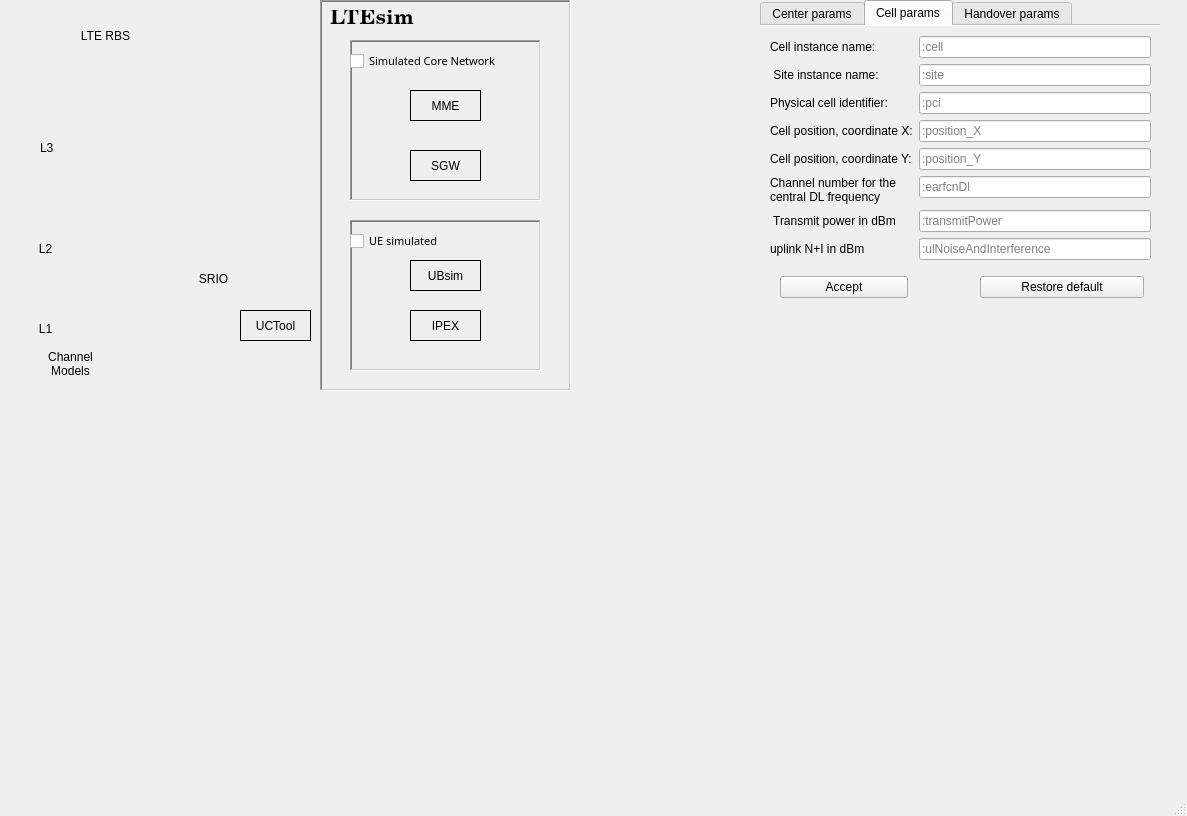
Qt form LTEsimGeneratorGUI/Maps/Parameters/MapWindow/newmapwindow.ui (moniss23/junit4) before a commit.
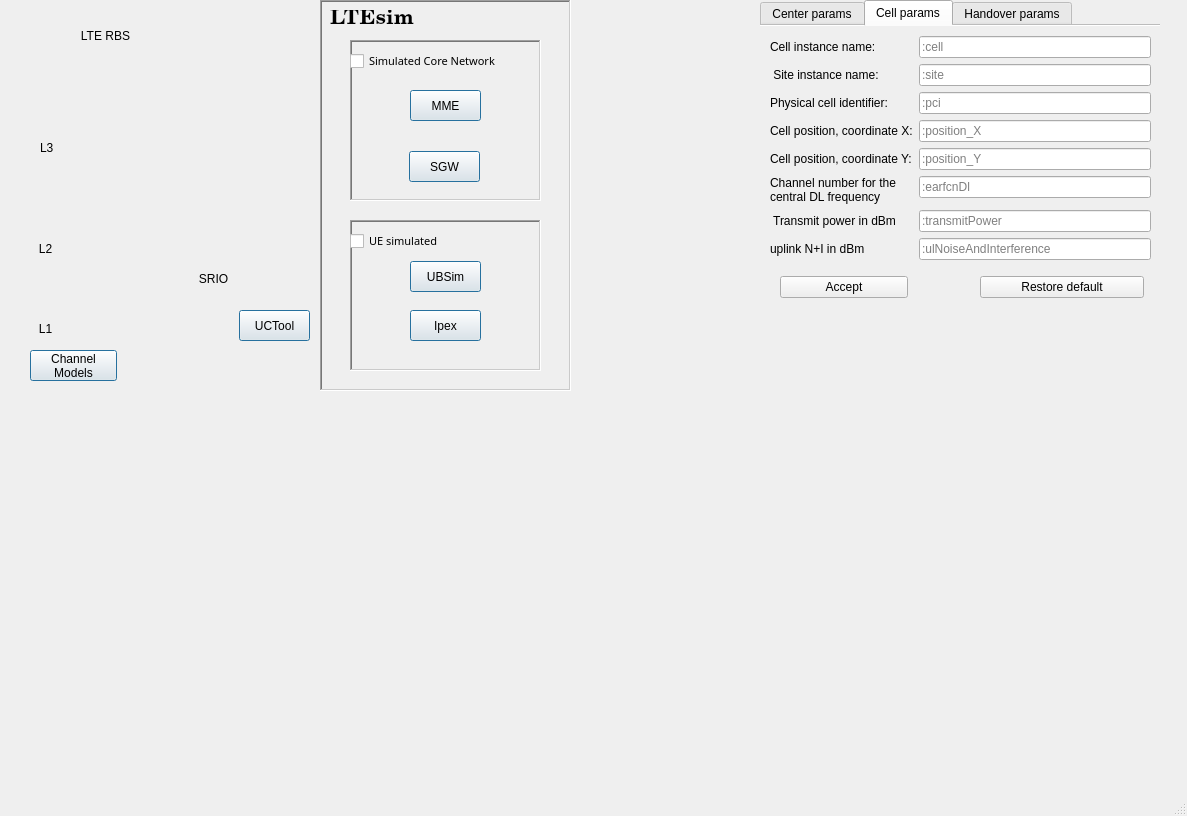
The same form after that commit. Icons and pictures are not drawn. Custom widgets are drawn as their Qt base class.

Commit message: Created signals&slots communication in NewMapWindow. There are spawning IpexForms, UCToolForms etc. on click.

```diff
--- a/LTEsimGeneratorGUI/Maps/Parameters/MapWindow/newmapwindow.ui
+++ b/LTEsimGeneratorGUI/Maps/Parameters/MapWindow/newmapwindow.ui
@@ -101,10 +101,27 @@
       <property name="frameShadow">
        <enum>QFrame::Sunken</enum>
       </property>
-      <widget class="my_qlabel" name="mmeLabel">
-       <property name="enabled">
-        <bool>true</bool>
+      <widget class="QCheckBox" name="coreNetworkCheckbox">
+       <property name="geometry">
+        <rect>
+         <x>0</x>
+         <y>10</y>
+         <width>191</width>
+         <height>22</height>
+        </rect>
        </property>
+       <property name="font">
+        <font>
+         <family>Tibetan Machine Uni</family>
+         <pointsize>8</pointsize>
+         <underline>false</underline>
+        </font>
+       </property>
+       <property name="text">
+        <string>Simulated Core Network</string>
+       </property>
+      </widget>
+      <widget class="QPushButton" name="mmeButton">
        <property name="geometry">
         <rect>
          <x>60</x>
@@ -113,56 +130,17 @@
          <height>31</height>
         </rect>
        </property>
-       <property name="frameShape">
-        <enum>QFrame::Box</enum>
-       </property>
-       <property name="frameShadow">
-        <enum>QFrame::Plain</enum>
+       <property name="styleSheet">
+        <string notr="true">border-color: rgb(0, 0, 0);</string>
        </property>
        <property name="text">
         <string>MME</string>
        </property>
-       <property name="alignment">
-        <set>Qt::AlignCenter</set>
+       <property name="default">
+        <bool>true</bool>
        </property>
-      </widget>
-      <widget class="my_qlabel" name="sgwLabel">
-       <property name="geometry">
-        <rect>
-         <x>60</x>
-         <y>110</y>
-         <width>71</width>
-         <height>31</height>
-        </rect>
-       </property>
-       <property name="frameShape">
-        <enum>QFrame::Box</enum>
-       </property>
-       <property name="text">
-        <string>SGW</string>
-       </property>
-       <property name="alignment">
-        <set>Qt::AlignCenter</set>
-       </property>
-      </widget>
-      <widget class="QCheckBox" name="SimulatedCoreNetworkLabel">
-       <property name="geometry">
-        <rect>
-         <x>0</x>
-         <y>10</y>
-         <width>191</width>
-         <height>22</height>
-        </rect>
-       </property>
-       <property name="font">
-        <font>
-         <family>Tibetan Machine Uni</family>
-         <pointsize>8</pointsize>
-         <underline>false</underline>
-        </font>
-       </property>
-       <property name="text">
-        <string>Simulated Core Network</string>
+       <property name="flat">
+        <bool>false</bool>
        </property>
       </widget>
      </widget>
@@ -205,48 +183,7 @@
       <property name="frameShadow">
        <enum>QFrame::Sunken</enum>
       </property>
-      <widget class="my_qlabel" name="ubSimLabel">
-       <property name="enabled">
-        <bool>true</bool>
-       </property>
-       <property name="geometry">
-        <rect>
-         <x>60</x>
-         <y>40</y>
-         <width>71</width>
-         <height>31</height>
-        </rect>
-       </property>
-       <property name="frameShape">
-        <enum>QFrame::Box</enum>
-       </property>
-       <property name="text">
-        <string>UBsim</string>
-       </property>
-       <property name="alignment">
-        <set>Qt::AlignCenter</set>
-       </property>
-      </widget>
-      <widget class="my_qlabel" name="ipexLabel">
-       <property name="geometry">
-        <rect>
-         <x>60</x>
-         <y>90</y>
-         <width>71</width>
-         <height>31</height>
-        </rect>
-       </property>
-       <property name="frameShape">
-        <enum>QFrame::Box</enum>
-       </property>
-       <property name="text">
-        <string>IPEX</string>
-       </property>
-       <property name="alignment">
-        <set>Qt::AlignCenter</set>
-       </property>
-      </widget>
-      <widget class="QCheckBox" name="ueSimuletedCheckbox">
+      <widget class="QCheckBox" name="ueCheckbox">
        <property name="geometry">
         <rect>
          <x>0</x>
@@ -285,6 +222,38 @@
         <bool>true</bool>
        </property>
       </widget>
+      <widget class="QPushButton" name="ipexButton">
+       <property name="geometry">
+        <rect>
+         <x>60</x>
+         <y>90</y>
+         <width>71</width>
+         <height>31</height>
+        </rect>
+       </property>
+       <property name="text">
+        <string>Ipex</string>
+       </property>
+       <property name="default">
+        <bool>true</bool>
+       </property>
+      </widget>
+      <widget class="QPushButton" name="ubSimButton">
+       <property name="geometry">
+        <rect>
+         <x>60</x>
+         <y>41</y>
+         <width>71</width>
+         <height>31</height>
+        </rect>
+       </property>
+       <property name="text">
+        <string>UBSim</string>
+       </property>
+       <property name="default">
+        <bool>true</bool>
+       </property>
+      </widget>
      </widget>
     </widget>
     <widget class="QLabel" name="rbs">
@@ -322,28 +291,6 @@
       <set>Qt::AlignCenter</set>
      </property>
     </widget>
-    <widget class="my_qlabel" name="channelModelLabel">
-     <property name="geometry">
-      <rect>
-       <x>10</x>
-       <y>350</y>
-       <width>81</width>
-       <height>31</height>
-      </rect>
-     </property>
-     <property name="text">
-      <string>Channel Models</string>
-     </property>
-     <property name="scaledContents">
-      <bool>false</bool>
-     </property>
-     <property name="alignment">
-      <set>Qt::AlignHCenter|Qt::AlignTop</set>
-     </property>
-     <property name="wordWrap">
-      <bool>true</bool>
-     </property>
-    </widget>
     <widget class="QLabel" name="L3Label">
      <property name="geometry">
       <rect>
@@ -424,25 +371,6 @@
       <set>Qt::AlignCenter</set>
      </property>
     </widget>
-    <widget class="my_qlabel" name="ucToolLabel">
-     <property name="geometry">
-      <rect>
-       <x>220</x>
-       <y>310</y>
-       <width>71</width>
-       <height>31</height>
-      </rect>
-     </property>
-     <property name="frameShape">
-      <enum>QFrame::Box</enum>
-     </property>
-     <property name="text">
-      <string>UCTool</string>
-     </property>
-     <property name="alignment">
-      <set>Qt::AlignCenter</set>
-     </property>
-    </widget>
     <widget class="QLabel" name="label_44">
      <property name="geometry">
       <rect>
@@ -486,7 +414,7 @@
       <rect>
        <x>290</x>
        <y>310</y>
-       <width>91</width>
+       <width>101</width>
        <height>31</height>
       </rect>
      </property>
@@ -500,20 +428,55 @@
       <bool>true</bool>
      </property>
     </widget>
-    <zorder>frame</zorder>
-    <zorder>rbs</zorder>
-    <zorder>rbsLabel</zorder>
-    <zorder>channelModelLabel</zorder>
-    <zorder>L3Label</zorder>
-    <zorder>L2Label</zorder>
-    <zorder>L1Label</zorder>
-    <zorder>curvedLine</zorder>
-    <zorder>srioLabel</zorder>
-    <zorder>ucToolLabel</zorder>
-    <zorder>label_44</zorder>
-    <zorder>label_45</zorder>
-    <zorder>mapObjectsWidget</zorder>
-    <zorder>label_47</zorder>
+    <widget class="QPushButton" name="sgwButton">
+     <property name="geometry">
+      <rect>
+       <x>389</x>
+       <y>151</y>
+       <width>71</width>
+       <height>31</height>
+      </rect>
+     </property>
+     <property name="text">
+      <string>SGW</string>
+     </property>
+     <property name="default">
+      <bool>true</bool>
+     </property>
+    </widget>
+    <widget class="QPushButton" name="ucToolButton">
+     <property name="geometry">
+      <rect>
+       <x>219</x>
+       <y>310</y>
+       <width>71</width>
+       <height>31</height>
+      </rect>
+     </property>
+     <property name="text">
+      <string>UCTool</string>
+     </property>
+     <property name="default">
+      <bool>true</bool>
+     </property>
+    </widget>
+    <widget class="QPushButton" name="channelModelsButton">
+     <property name="geometry">
+      <rect>
+       <x>10</x>
+       <y>350</y>
+       <width>87</width>
+       <height>31</height>
+      </rect>
+     </property>
+     <property name="text">
+      <string>Channel 
+Models</string>
+     </property>
+     <property name="default">
+      <bool>true</bool>
+     </property>
+    </widget>
    </widget>
    <widget class="QTabWidget" name="mapObjectsWidget">
     <property name="enabled">
@@ -952,13 +915,6 @@
   </widget>
   <widget class="QStatusBar" name="statusbar"/>
  </widget>
- <customwidgets>
-  <customwidget>
-   <class>my_qlabel</class>
-   <extends>QLabel</extends>
-   <header location="global">my_qlabel.h</header>
-  </customwidget>
- </customwidgets>
  <resources>
   <include location="../../../Resource.qrc"/>
   <include location="../../../Resource.qrc"/>
```
Left out of the diff: 4 changed lines with no effect on the pictures. The commit also changes 3 other files.
